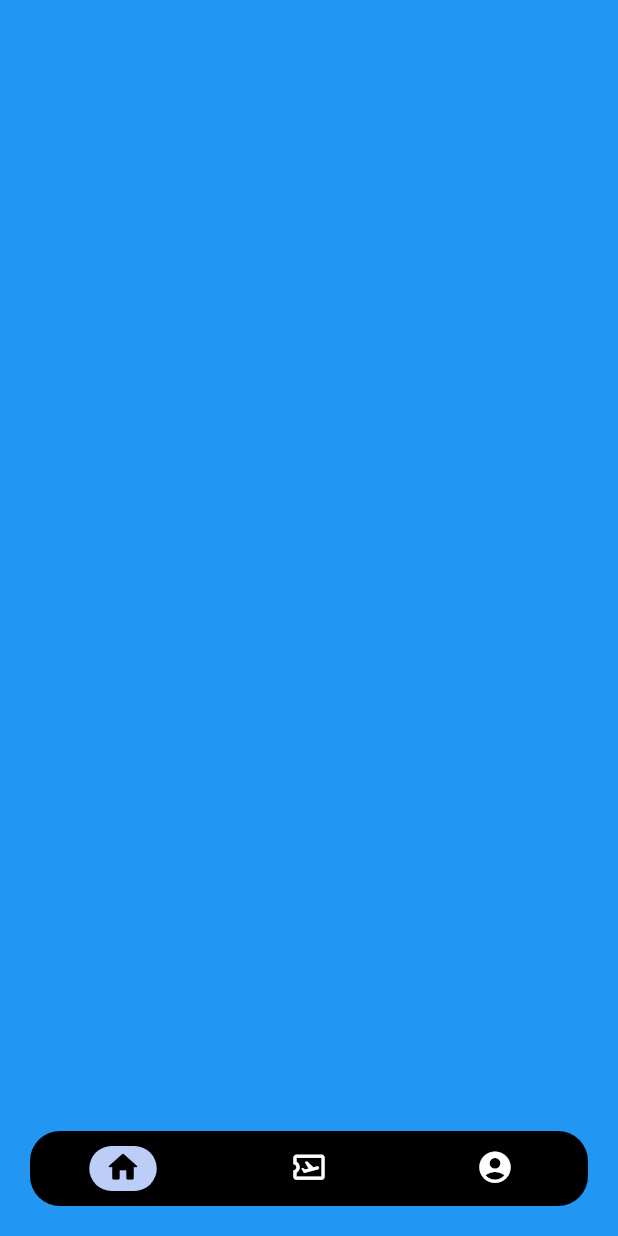
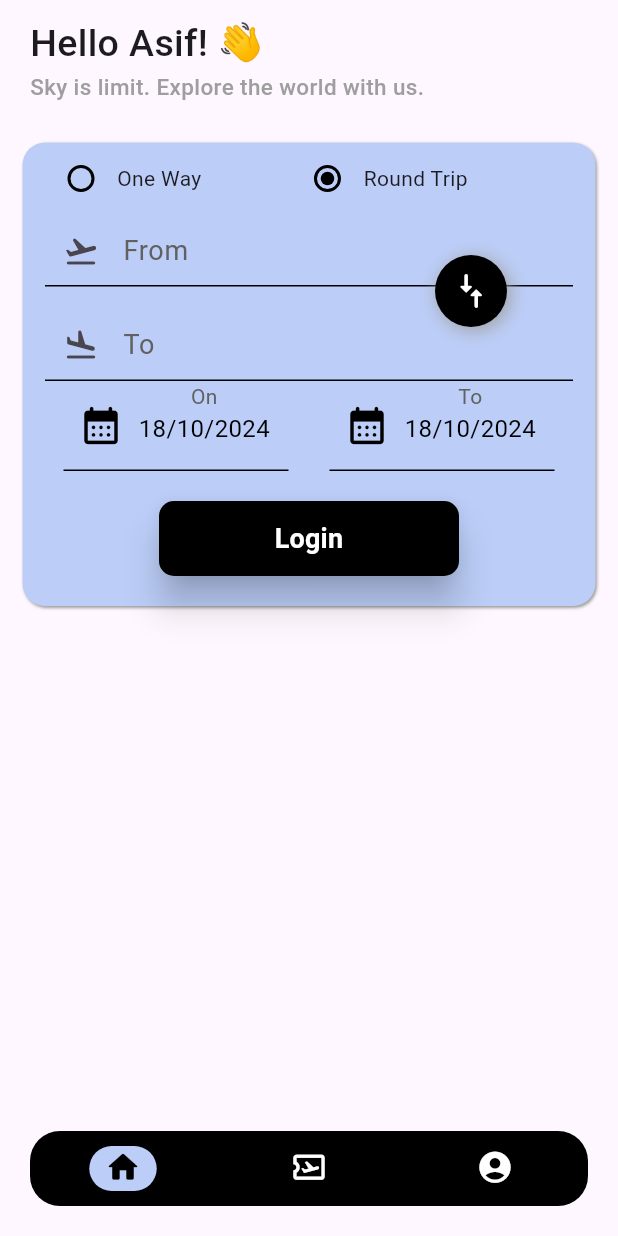
Before and after one commit to sayyad-asifbasha/Sky_Fare, a Flutter app: the screen it shows after launch, on a phone screen of 412 x 824 dp. Run offline on Flutter 3.47's test engine with Material 3 defaults, Android fonts, the phone set to English and light mode, and no system bars; our stand-ins replace another_flushbar, bloc, equatable, flutter_bloc, flutter_secure_storage, freezed_annotation and 3 more; missing offline and left inert: dart_jsonwebtoken.

Commit message:
add ui for flight search

```diff
--- a/lib/pages/home.dart
+++ b/lib/pages/home.dart
@@ -91,6 +91,7 @@
 import 'package:flutter/material.dart';
 import 'package:sky_fare/config/routes/routes_name.dart';
 import 'package:sky_fare/services/session_manager/session_controller.dart';
+import 'package:sky_fare/pages/landing_page.dart';
 
 class Home extends StatefulWidget {
   const Home({super.key});
@@ -127,6 +128,7 @@ class _HomeState extends State<Home> with SingleTickerProviderStateMixin {
   @override
   Widget build(BuildContext context) {
     return Scaffold(
+      resizeToAvoidBottomInset: false,
       body: SafeArea(
         child: Stack(
           children: [
@@ -139,7 +141,7 @@ class _HomeState extends State<Home> with SingleTickerProviderStateMixin {
                 });
               },
               children: <Widget>[
-                Container(color: Colors.blue),
+                LandingPage(),
                 Container(color: Colors.yellow),
                 Container(color: Colors.green),
               ],
--- /dev/null
+++ b/lib/pages/landing_page.dart
@@ -0,0 +1,373 @@
+import 'package:flutter/material.dart';
+import 'package:sky_fare/services/session_manager/session_controller.dart';
+
+class LandingPage extends StatefulWidget {
+  const LandingPage({super.key});
+
+  @override
+  State<LandingPage> createState() => _LandingPageState();
+}
+
+class _LandingPageState extends State<LandingPage> {
+  final _key = GlobalKey<FormState>();
+  late final String _name;
+  late String _fromDate =
+      '${DateTime.now().day}/${DateTime.now().month}/${DateTime.now().year}';
+  late String _toDate =
+      '${DateTime.now().day}/${DateTime.now().month}/${DateTime.now().year}';
+
+  @override
+  void initState() {
+    super.initState();
+    // Uncomment and utilize the session controller if needed
+    // _name = SessionController().getUserInPreference('name') as String;
+  }
+
+  String _selectOption = 'roundTrip';
+
+  Future pickFromDate(BuildContext context) async {
+    final initialDate = DateTime.now();
+    final newDate = await showDatePicker(
+        context: context,
+        initialDate: initialDate,
+        firstDate: DateTime(DateTime.now().year - 5),
+        lastDate: DateTime(DateTime.now().year + 5));
+    if (newDate == null) return;
+    setState(() {
+      _fromDate = '${newDate.day}/${newDate.month}/${newDate.year}';
+    });
+  }
+
+  Future pickToDate(BuildContext context) async {
+    final initialDate = DateTime.now();
+    final newDate = await showDatePicker(
+        context: context,
+        initialDate: initialDate,
+        firstDate: DateTime(DateTime.now().year - 5),
+        lastDate: DateTime(DateTime.now().year + 5));
+    if (newDate == null) return;
+    setState(() {
+      _toDate = '${newDate.day}/${newDate.month}/${newDate.year}';
+    });
+  }
+
+  @override
+  Widget build(BuildContext context) {
+    return Scaffold(
+      resizeToAvoidBottomInset: false,
+      body: SafeArea(
+        child: SingleChildScrollView(
+          child: Column(
+            mainAxisAlignment: MainAxisAlignment.start,
+            crossAxisAlignment: CrossAxisAlignment.start,
+            children: <Widget>[
+              Container(
+                height: 80,
+                child: const Column(
+                  mainAxisAlignment: MainAxisAlignment.center,
+                  crossAxisAlignment: CrossAxisAlignment.start,
+                  children: <Widget>[
+                    Padding(
+                      padding: EdgeInsets.symmetric(horizontal: 20),
+                      child: Text(
+                        "Hello Asif! 👋",
+                        style: TextStyle(
+                            fontSize: 25, fontWeight: FontWeight.w500),
+                      ),
+                    ),
+                    Padding(
+                      padding: EdgeInsets.symmetric(horizontal: 20),
+                      child: Text(
+                        "Sky is limit. Explore the world with us.",
+                        style: TextStyle(
+                            fontSize: 15,
+                            fontWeight: FontWeight.w500,
+                            color: Colors.grey),
+                      ),
+                    ),
+                  ],
+                ),
+              ),
+              Container(
+                margin:
+                    const EdgeInsets.symmetric(horizontal: 15, vertical: 15),
+                decoration: BoxDecoration(
+                  color: const Color(0xFFBCCEF8),
+                  borderRadius: BorderRadius.circular(15),
+                  boxShadow: const [
+                    BoxShadow(
+                        color: Colors.grey,
+                        offset: Offset(1, 1),
+                        blurRadius: 1),
+                  ],
+                ),
+                child: Stack(
+                  children: [
+                    Form(
+                      key: _key,
+                      child: Column(
+                        children: <Widget>[
+                          Row(
+                            mainAxisAlignment: MainAxisAlignment.start,
+                            children: [
+                              Padding(
+                                padding: const EdgeInsets.only(left: 15),
+                                child: Radio<String>(
+                                  fillColor: MaterialStateColor.resolveWith(
+                                      (states) => Colors.black),
+                                  focusColor: MaterialStateColor.resolveWith(
+                                      (states) => Colors.black),
+                                  value: 'oneWay',
+                                  groupValue: _selectOption,
+                                  onChanged: (value) {
+                                    setState(() {
+                                      _selectOption = value!;
+                                    });
+                                  },
+                                ),
+                              ),
+                              const Text('One Way'),
+                              const SizedBox(width: 60),
+                              Radio<String>(
+                                value: 'roundTrip',
+                                fillColor: MaterialStateColor.resolveWith(
+                                    (states) => Colors.black),
+                                focusColor: MaterialStateColor.resolveWith(
+                                    (states) => Colors.black),
+                                groupValue: _selectOption,
+                                onChanged: (value) {
+                                  setState(() {
+                                    _selectOption = value!;
+                                  });
+                                },
+                              ),
+                              const Text('Round Trip'),
+                            ],
+                          ),
+                          Padding(
+                            padding: const EdgeInsets.only(
+                                left: 15, right: 15, bottom: 15),
+                            child: TextFormField(
+                              decoration: InputDecoration(
+                                prefixIcon: Icon(Icons.flight_takeoff_rounded),
+                                labelText: "From",
+                                labelStyle: TextStyle(
+                                    color: Colors.grey.shade700, fontSize: 18),
+                                hintText: "Origin",
+                                hintStyle: TextStyle(
+                                    color: Colors.grey.shade700, fontSize: 16),
+                                enabledBorder: const UnderlineInputBorder(),
+                                focusedBorder: const UnderlineInputBorder(
+                                    borderSide: BorderSide(
+                                        color: Colors.black, width: 2)),
+                                contentPadding:
+                                    const EdgeInsets.only(top: 0, bottom: 0),
+                              ),
+                            ),
+                          ),
+                          Padding(
+                            padding:
+                                EdgeInsets.only(left: 15, right: 15, bottom: 0),
+                            child: TextFormField(
+                              decoration: InputDecoration(
+                                prefixIcon: Icon(Icons.flight_land_rounded),
+                                labelText: "To",
+                                labelStyle: TextStyle(
+                                    color: Colors.grey.shade700, fontSize: 18),
+                                hintText: "Destination",
+                                hintStyle: TextStyle(
+                                    color: Colors.grey.shade700, fontSize: 16),
+                                enabledBorder: const UnderlineInputBorder(),
+                                focusedBorder: const UnderlineInputBorder(
+                                    borderSide: BorderSide(
+                                        color: Colors.black, width: 2)),
+                                contentPadding:
+                                    const EdgeInsets.only(top: 0, bottom: 0),
+                              ),
+                            ),
+                          ),
+                          Row(
+                            mainAxisAlignment: MainAxisAlignment.spaceEvenly,
+                            children: <Widget>[
+                              InkWell(
+                                onTap: () {
+                                  pickFromDate(context);
+                                },
+                                child: Row(
+                                  mainAxisAlignment: MainAxisAlignment.center,
+                                  children: <Widget>[
+                                    Container(
+                                      width: _selectOption == 'roundTrip'
+                                          ? 150
+                                          : 300,
+                                      height: 60,
+                                      padding: EdgeInsets.only(left: 10),
+                                      decoration: BoxDecoration(
+                                          border: Border(
+                                              bottom: BorderSide(
+                                                  color: Colors.black,
+                                                  width: 1))),
+                                      child: Row(
+                                        mainAxisAlignment:
+                                            MainAxisAlignment.start,
+                                        children: <Widget>[
+                                          Icon(
+                                            Icons.calendar_month_rounded,
+                                            size: 30,
+                                            color: Colors.black,
+                                          ),
+                                          SizedBox(
+                                            width: 10,
+                                          ),
+                                          Column(
+                                            children: [
+                                              Text(
+                                                _selectOption == 'roundTrip'
+                                                    ? "On"
+                                                    : "From",
+                                                style: TextStyle(
+                                                  color: Colors.grey.shade700,
+                                                  fontSize: 14,
+                                                ),
+                                              ),
+                                              Text(
+                                                _fromDate,
+                                                style: const TextStyle(
+                                                  color: Colors.black,
+                                                  fontSize: 16,
+                                                ),
+                                              )
+                                            ],
+                                          ),
+                                        ],
+                                      ),
+                                    ),
+                                  ],
+                                ),
+                              ),
+                              if (_selectOption == 'roundTrip')
+                                InkWell(
+                                  onTap: () {
+                                    pickToDate(context);
+                                  },
+                                  child: Row(
+                                    mainAxisAlignment: MainAxisAlignment.center,
+                                    children: <Widget>[
+                                      Container(
+                                        width: 150,
+                                        height: 60,
+                                        padding:
+                                            const EdgeInsets.only(left: 10),
+                                        decoration: const BoxDecoration(
+                                            border: Border(
+                                                bottom: BorderSide(
+                                                    color: Colors.black,
+                                                    width: 1))),
+                                        child: Row(
+                                          mainAxisAlignment:
+                                              MainAxisAlignment.start,
+                                          children: <Widget>[
+                                            const Icon(
+                                              Icons.calendar_month_rounded,
+                                              size: 30,
+                                              color: Colors.black,
+                                            ),
+                                            const SizedBox(width: 10),
+                                            Column(
+                                              children: [
+                                                Text(
+                                                  "To",
+                                                  style: TextStyle(
+                                                    color: Colors.grey.shade700,
+                                                    fontSize: 14,
+                                                  ),
+                                                ),
+                                                Text(
+                                                  _toDate,
+                                                  style: const TextStyle(
+                                                    color: Colors.black,
+                                                    fontSize: 16,
+                                                  ),
+                                                )
+                                              ],
+                                            ),
+                                          ],
+                                        ),
+                                      ),
+                                    ],
+                                  ),
+                                ),
+                            ],
+                          ),
+                          const SizedBox(
+                            height: 20,
+                          ),
+                          ElevatedButton(
+                            onPressed: () {}, // Disable button when loading
+                            style: ElevatedButton.styleFrom(
+                              elevation: 10,
+                              minimumSize: const Size(200, 50),
+                              backgroundColor: Colors.black,
+                              shape: RoundedRectangleBorder(
+                                  borderRadius: BorderRadius.circular(10)),
+                            ),
+                            child: const SizedBox(
+                              width: 100,
+                              // Set a fixed width for the child content
+                              child: const Text(
+                                "Login",
+                                textAlign: TextAlign.center,
+                                // Center align the text
+                                style: TextStyle(
+                                  fontSize: 18,
+                                  color: Colors.white,
+                                  fontWeight: FontWeight.w600,
+                                ),
+                              ),
+                            ),
+                          ),
+                          const SizedBox(
+                            height: 20,
+                          )
+                        ],
+                      ),
+                    ),
+                    Positioned(
+                      top: 75,
+                      left: 275,
+                      child: Container(
+                        decoration: BoxDecoration(
+                            borderRadius: BorderRadius.circular(50),
+                            color: Colors.black,
+                            boxShadow: const [
+                              BoxShadow(
+                                  color: Colors.grey,
+                                  offset: Offset(2, 2),
+                                  blurRadius: 10)
+                            ]),
+                        child: Center(
+                          child: IconButton(
+                            onPressed: () {},
+                            icon: Transform.rotate(
+                              angle: 90 * 3.1416 / 180,
+                              // Rotate 45 degrees (in radians)
+                              child: const Icon(
+                                Icons.compare_arrows_rounded,
+                                color: Colors.white,
+                                size: 27,
+                              ),
+                            ),
+                          ),
+                        ),
+                      ),
+                    ),
+                  ],
+                ),
+              ),
+            ],
+          ),
+        ),
+      ),
+    );
+  }
+}
```
